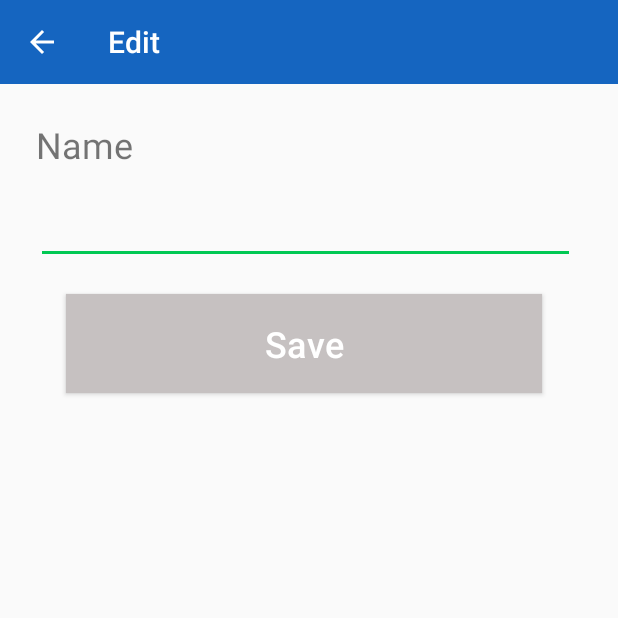
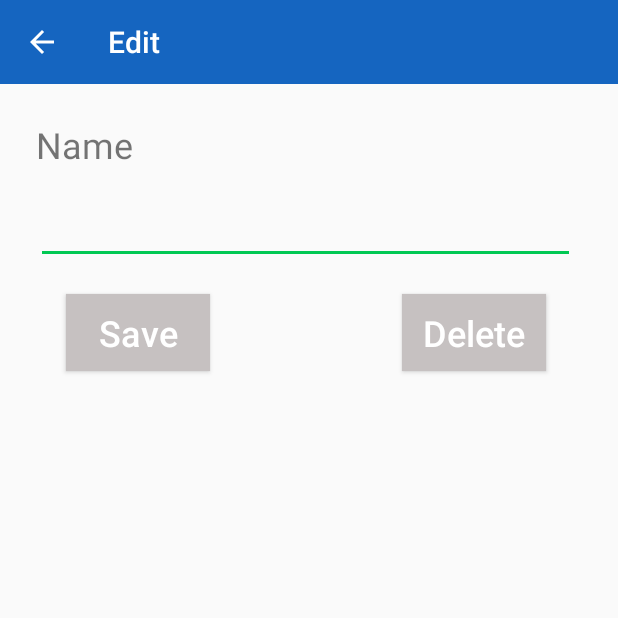
Before and after one commit to ACimensel/Practical-Parent, an Android app: the ChildEditActivity screen opened directly, with no data from a screen before it, on a phone screen of 412 x 824 dp, the top half of it. Run offline under Robolectric (Android 15) with nearby library versions, the phone set to English and light mode, and no system bars; 2 statements that could not run were skipped.

Commit message:
listview, add, rename, delete function finished

```diff
--- a/app/src/main/java/ca/cmpt276/flame/ChildEditActivity.java
+++ b/app/src/main/java/ca/cmpt276/flame/ChildEditActivity.java
@@ -32,11 +32,35 @@ public class ChildEditActivity extends AppCompatActivity {
         setContentView(R.layout.activity_child_edit);
         setupToolbar();
         extractDataFromIntent();
-        if(old_name == "only_for_edit"){
+
+        //Different setting when clicked Add/Edit Button
+        if (old_name.equals("only_for_add")) {
             setupSaveForAddButton();
+            invisibleDeleteButton();
+        } else {
+            setupSaveButton();
+            setupDeleteButton();
         }
+    }
 
-        setupSaveButton();
+    private void invisibleDeleteButton() {
+        Button btn = (Button) findViewById(R.id.button_delete);
+        btn.setVisibility(View.GONE);
+    }
+
+    private void setupDeleteButton() {
+        Button btn = (Button) findViewById(R.id.button_delete);
+        btn.setVisibility(View.VISIBLE);
+        btn.setOnClickListener(new View.OnClickListener() {
+            @Override
+            public void onClick(View v) {
+                Intent intent = new Intent();
+                //passing uuid for deleting
+                intent.putExtra(UUID, uuid_string);
+                setResult(Activity.RESULT_FIRST_USER, intent);
+                finish();
+            }
+        });
     }
 
     private void setupSaveForAddButton() {
@@ -47,6 +71,7 @@ public class ChildEditActivity extends AppCompatActivity {
                 EditText input_name = (EditText) findViewById(R.id.editText_Name);
                 new_name = input_name.getText().toString();
                 Intent intent = new Intent();
+                //passing input name for adding
                 intent.putExtra(NEW_NAME, new_name);
                 setResult(Activity.RESULT_OK, intent);
                 finish();
@@ -62,6 +87,7 @@ public class ChildEditActivity extends AppCompatActivity {
                 EditText input_name = (EditText) findViewById(R.id.editText_Name);
                 new_name = input_name.getText().toString();
                 Intent intent = new Intent();
+                //passing uuid and new name for renaming
                 intent.putExtra(NEW_NAME, new_name);
                 intent.putExtra(UUID, uuid_string);
                 setResult(Activity.RESULT_OK, intent);
--- a/app/src/main/res/layout/activity_child_edit.xml
+++ b/app/src/main/res/layout/activity_child_edit.xml
@@ -4,7 +4,9 @@
     xmlns:tools="http://schemas.android.com/tools"
     android:layout_width="match_parent"
     android:layout_height="match_parent"
-    tools:context=".ChildEditActivity">
+    android:visibility="visible"
+    tools:context=".ChildEditActivity"
+    tools:visibility="visible">
 
 
     <TextView
@@ -47,8 +49,8 @@
 
     <Button
         android:id="@+id/button_save"
-        android:layout_width="317dp"
-        android:layout_height="66dp"
+        android:layout_width="96dp"
+        android:layout_height="51dp"
         android:layout_marginStart="44dp"
         android:layout_marginTop="140dp"
         android:background="#C6C1C1"
@@ -56,4 +58,18 @@
         android:textSize="24sp"
         app:layout_constraintStart_toStartOf="parent"
         app:layout_constraintTop_toBottomOf="@+id/toolbar_edit" />
+
+    <Button
+        android:id="@+id/button_delete"
+        android:layout_width="96dp"
+        android:layout_height="51dp"
+        android:layout_marginStart="268dp"
+        android:layout_marginTop="140dp"
+        android:background="#C6C1C1"
+        android:text="Delete"
+        android:textSize="24sp"
+        android:visibility="invisible"
+        app:layout_constraintStart_toStartOf="parent"
+        app:layout_constraintTop_toBottomOf="@+id/toolbar_edit"
+        tools:visibility="invisible" />
 </androidx.constraintlayout.widget.ConstraintLayout>
--- a/app/src/main/res/layout/activity_children.xml
+++ b/app/src/main/res/layout/activity_children.xml
@@ -15,6 +15,8 @@
         android:layout_width="369dp"
         android:layout_height="643dp"
         android:layout_marginStart="4dp"
+        android:clickable="false"
+        android:clipChildren="false"
         app:layout_constraintStart_toStartOf="parent"
         app:layout_constraintTop_toBottomOf="@+id/toolbar_Children" />
 
```
Also changed, not shown: app/src/main/java/ca/cmpt276/flame/ChildrenActivity.java (+34 -25 lines).
